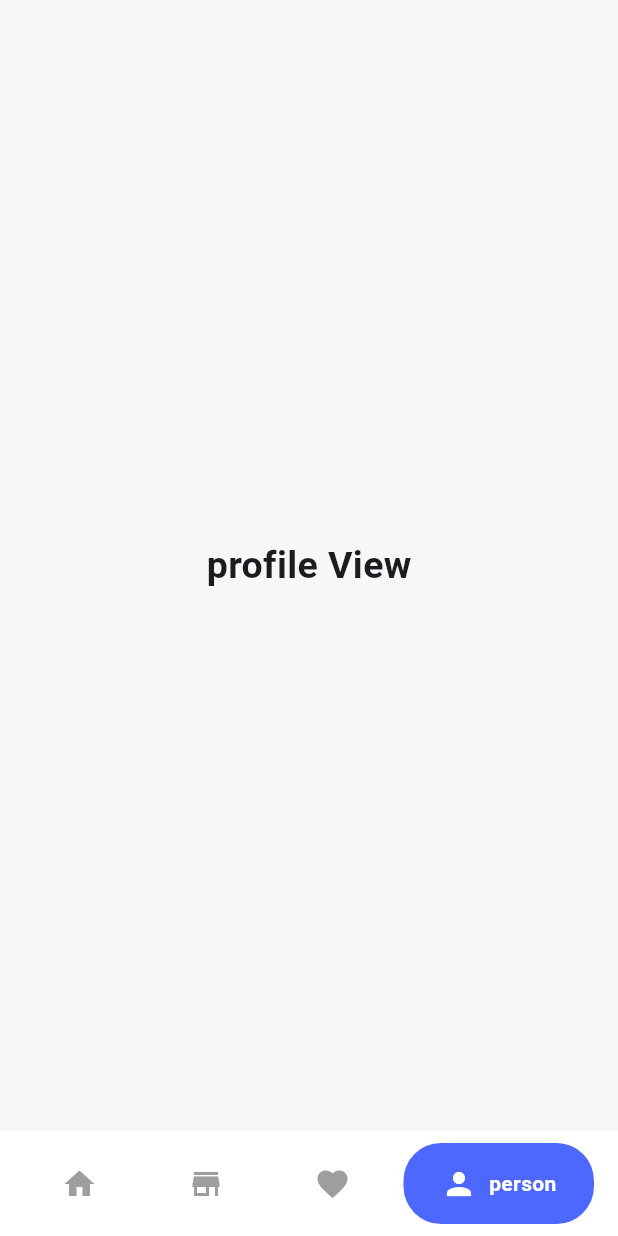
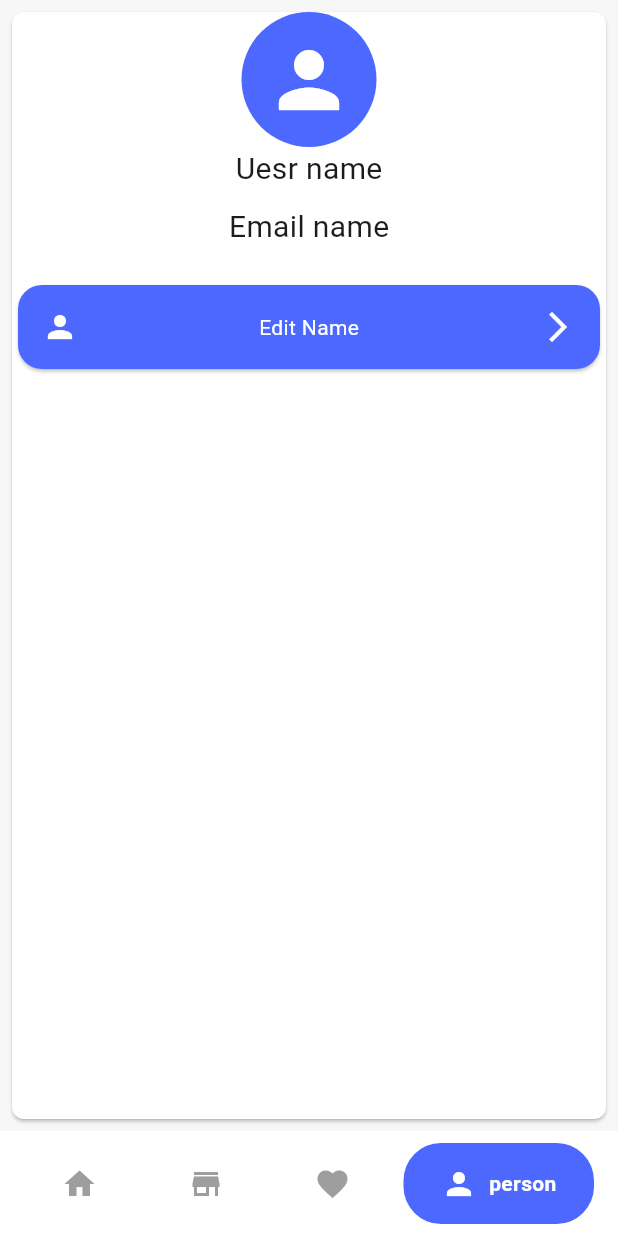
Before and after one commit to MoastafaNasser/market, a Flutter app: the screen it shows after launch, item 4 of the bottom bar chosen, on a phone screen of 412 x 824 dp. Run offline on Flutter 3.47's test engine with Material 3 defaults, Android fonts, the phone set to English and light mode, and no system bars; drawn by our look-alikes of google_nav_bar; our stand-ins replace bloc, cached_network_image, flutter_bloc; network calls fail.

Commit message:
create card profile view

```diff
--- a/lib/views/home/profile/ui/profile_view.dart
+++ b/lib/views/home/profile/ui/profile_view.dart
@@ -1,4 +1,5 @@
 import 'package:flutter/material.dart';
+import 'package:marketapp/core/app_colors.dart';
 
 class profileView extends StatelessWidget {
   const profileView({super.key});
@@ -6,11 +7,68 @@ class profileView extends StatelessWidget {
   @override
   Widget build(BuildContext context) {
     return Center(
-      child: Text(
-        "profile View",
-        style: TextStyle(
-          fontSize: 25,
-          fontWeight: FontWeight.bold,
+      child: Card(
+        margin: EdgeInsets.all(8),
+        color: AppColors.kWhiteColor,
+        shape: RoundedRectangleBorder(
+          borderRadius: BorderRadius.circular(8),
+        ),
+        child: Column(
+          crossAxisAlignment: CrossAxisAlignment.center,
+          children: [
+            CircleAvatar(
+              radius: 45,
+              backgroundColor: AppColors.kPrimaryColor,
+              foregroundColor: AppColors.kWhiteColor,
+              child: Column(
+                mainAxisAlignment: MainAxisAlignment.center,
+                children: [
+                  Icon(
+                    Icons.person,
+                    size: 60,
+                  ),
+                ],
+              ),
+            ),
+            Text(
+              "Uesr name",
+              style: TextStyle(fontSize: 20),
+            ),
+            SizedBox(
+              height: 10,
+            ),
+            Text(
+              "Email name",
+              style: TextStyle(fontSize: 20),
+            ),
+            SizedBox(
+              height: 20,
+            ),
+            Card(
+              color: AppColors.kPrimaryColor,
+              shape: RoundedRectangleBorder(
+                borderRadius: BorderRadius.circular(16),
+              ),
+              child: Padding(
+                padding: const EdgeInsets.all(16),
+                child: Row(
+                  mainAxisAlignment: MainAxisAlignment.spaceBetween,
+                  children: [
+                    Icon(
+                      Icons.person,
+                      color: AppColors.kWhiteColor,
+                    ),
+                    Text(
+                      "Edit Name",
+                      style: TextStyle(color: AppColors.kWhiteColor),
+                    ),
+
+                    Icon(Icons.arrow_forward_ios, color: AppColors.kWhiteColor),
+                  ],
+                ),
+              ),
+            )
+          ],
         ),
       ),
     );
```
